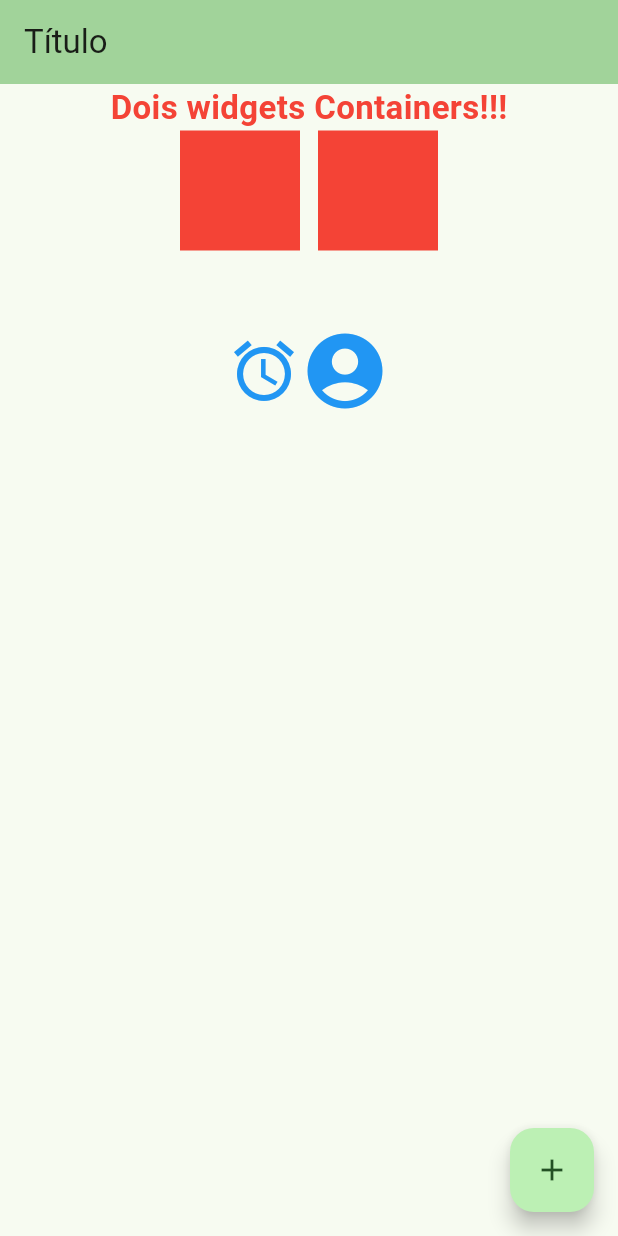
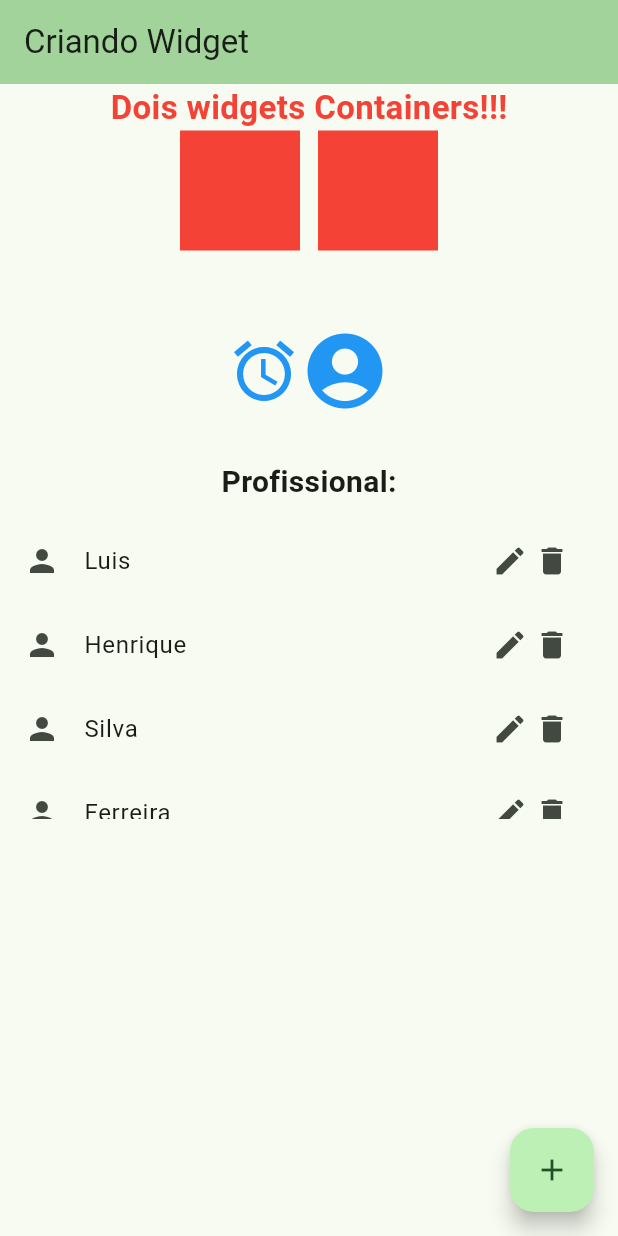
Before and after one commit to Henricknen/flutter_, a Flutter app: the screen it shows after launch, on a phone screen of 412 x 824 dp. Run offline on Flutter 3.47's test engine with Material 3 defaults, Android fonts, the light colour scheme and no system bars.

Commit message:
utilizando_widget_chamado_'ListView'_para_criar_uma_lista_com_o_nome_do_profissional_responsavel_por_esse_repositorio

```diff
--- a/widgets/lib/main.dart
+++ b/widgets/lib/main.dart
@@ -10,12 +10,10 @@ class MyApp extends StatelessWidget {
   @override
   Widget build(BuildContext context) {
     return MaterialApp(
-      title: 'Flutter Demo',
+      title: 'Widget',
       theme: ThemeData(
-
         colorScheme: ColorScheme.fromSeed(seedColor: Colors.green),
       ),
-
       home: const MyHomePage(title: 'Criando Widget'),
     );
   }
@@ -35,42 +33,46 @@ class _MyHomePageState extends State<MyHomePage> {
 
   void _incrementCounter() {
     setState(() {
-
       _counter++;
     });
   }
 
   @override
   Widget build(BuildContext context) {
-    return Scaffold(      // widget 'Scaffold' faciliata muitas coisas como dar a propriedade de posiçionamento com o 'appbar'
-      appBar: AppBar(       // widget 'AppBar' sendo pasado na propriedade appbar
+    final List<String> MeuNome = [    // Lista de 'nome e sobrenome' do profissional
+      'Luis',
+      'Henrique',
+      'Silva',
+      'Ferreira',
+    ];
+
+    return Scaffold(
+      appBar: AppBar(      // Widget 'Scaffold' facilita muitas coisas como dar a propriedade de posicionamento com o 'appbar'
         backgroundColor: Theme.of(context).colorScheme.inversePrimary,
-        title: Text('Título'),
+        title: Text(widget.title),
       ),
 
-      body: Center(   // widget 'Center' centraliza o conteúdo na tela
-        child: Column(    // widget 'Column' é utilizado para inserir widgets um embaixo do outro
+      body: Center(     // Widget 'Center' centraliza o conteúdo na tela
+        child: Column(
           children: [
-            Text(    // widget 'Text' permite inserir textos
+            Text(
               'Dois widgets Containers!!!',
-              style: TextStyle(     // propriedade 'style' que passa um widget chamado 'TextStyle' que permite formatar o texto
-              fontSize: 22,
-              fontWeight: FontWeight.bold,
-              color: Colors.red,
+              style: TextStyle(     // Propriedade 'style' que passa um widget chamado 'TextStyle' que permite formatar o texto
+                fontSize: 22,
+                fontWeight: FontWeight.bold,
+                color: Colors.red,
               ),
             ),
 
-            Row(   // widget 'Row' é semelhante ao Column mas ao invés de dispor os elementos na 'vertical' ele dispõe na 'horizontal'
+            Row(    // Widget 'Row' é semelhante ao Column, mas ao invés de dispor os elementos na 'vertical' ele dispõe na 'horizontal'
               mainAxisAlignment: MainAxisAlignment.center,
-              children: <Widget>[   // propriedade 'children' é um array, que permite passar varios  widgets
-                Container(        // widget 'Container' é semelhante a uma div
+              children: <Widget>[
+                Container(    // Widget 'Container' é semelhante a uma div
                   height: 80,
                   width: 80,
                   color: Colors.red,
                 ),
-
-                SizedBox(width: 12),      // widget 'SizedBox' permite dar um espaçamento entre coisas
-
+                SizedBox(width: 12),    // Widget 'SizedBox' permite dar um espaçamento entre coisas
                 Container(
                   height: 80,
                   width: 80,
@@ -79,20 +81,58 @@ class _MyHomePageState extends State<MyHomePage> {
               ],
             ),
 
-            SizedBox(height: 50),     // dando espaço na altura
+            SizedBox(height: 50),   // Dando espaço na altura
 
-            Row(    // linha de icones
-              mainAxisAlignment: MainAxisAlignment.center,    // propriedade 'mainAxisAlignment' perminte alinha o conteúdo ao centro
+            Row(
+              // Linha de ícones
+              mainAxisAlignment: MainAxisAlignment.center,
               children: [
-                Icon(Icons.access_alarm, size: 48, color: Colors.blue),    // icone de relógio
-                Icon(Icons.account_circle, size: 60, color: Colors.blue),   // iconde de círculo
+                Icon(Icons.access_alarm, size: 48, color: Colors.blue),   // Ícone de relógio
+                Icon(Icons.account_circle, size: 60, color: Colors.blue),   // Ícone de círculo
               ],
+            ),
+
+            const SizedBox(height: 30),
+
+            const Text(
+              'Profissional:',
+              style: TextStyle(fontSize: 20, fontWeight: FontWeight.bold),
+            ),
+
+            const SizedBox(height: 10),
+
+            SizedBox(
+              height: 200,    // define altura da ListView
+              child: ListView.builder(
+                itemCount: MeuNome.length,    // 'itemCount' indica quantos widgets serão renderizados
+                itemBuilder: (context, index) {
+                  return ListTile(
+                    leading: Icon(Icons.person),    // propriedade 'leading' permite inserir ícones
+                    title: Text(MeuNome[index]),    // o título de ListTile será um texto com itens da lista de 'nome e sobrenome'
+                    trailing: Container(    // utilizando 'Container' dentro da propriedade 'trailing' para criar uma 'Row' e inserir mais de um icone
+                      width: 60,
+                      child: Row(
+                        children: [
+                          Icon(Icons.edit),
+                          SizedBox(width: 4),
+                          GestureDetector(      // widget 'GestureDetector' permite adicionar comportamentos aos widgets
+                            onTap: () {
+                              print('deletando');   // após botão de delete for clicado aparecerá essa menssagem
+                            },
+                            child: Icon(Icons.delete),   // widget que receberá o toque
+                          ),
+                        ],
+                      ),
+                    ),
+                  );
+                },
+              ),
             ),
           ],
         ),
       ),
 
-      floatingActionButton: FloatingActionButton(     // propriedade 'floatingActionButton' passando widget 'FloatingActionButton' resposável por criar um botão
+      floatingActionButton: FloatingActionButton(
         onPressed: _incrementCounter,
         tooltip: 'Increment',
         child: const Icon(Icons.add),
```
